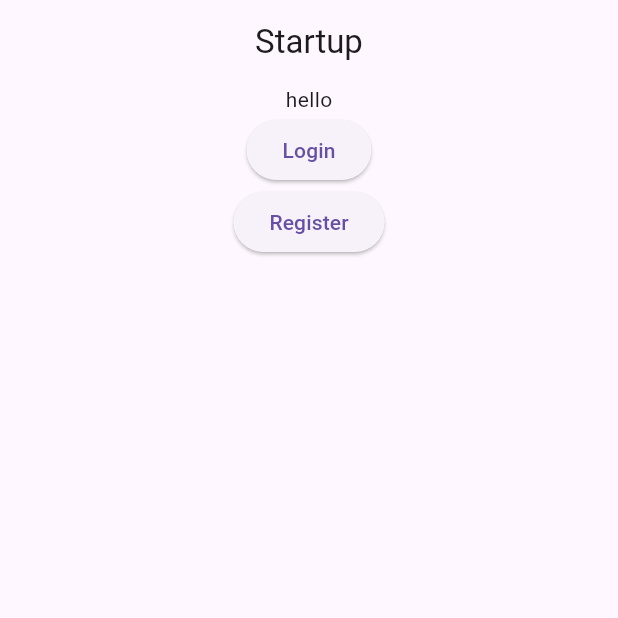
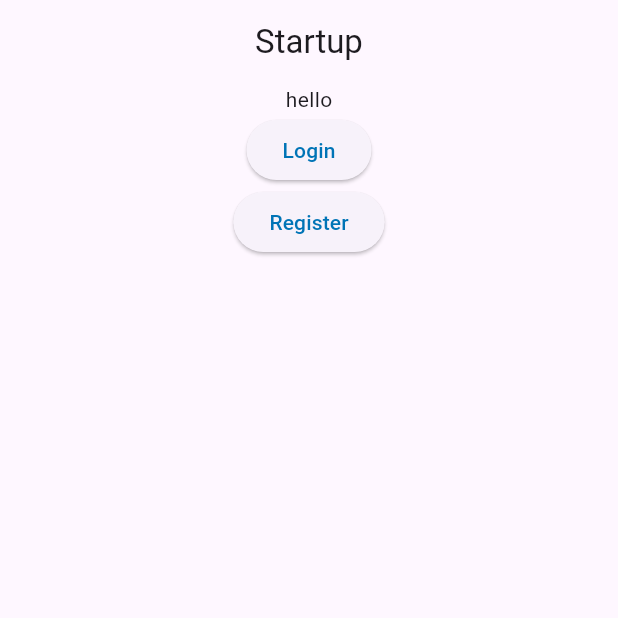
Before and after one commit to danielholzwarth/flexus, a Flutter app: the screen it shows after launch, on a phone screen of 412 x 824 dp, the top half of it. Run offline on Flutter 3.47's test engine with Material 3 defaults, Android fonts, the phone set to English and light mode, and no system bars.

Commit message:
feat: implement user settings and app colors

```diff
--- a/app/lib/main.dart
+++ b/app/lib/main.dart
@@ -1,4 +1,4 @@
-import 'package:app/routes.dart';
+import 'package:app/pages/routes.dart';
 import 'package:flutter/material.dart';
 
 void main() {
--- /dev/null
+++ b/app/lib/resources/app_colors.dart
@@ -0,0 +1,12 @@
+import 'package:app/resources/user_settings.dart';
+import 'package:flutter/services.dart';
+
+class AppColors {
+  static Color get primary => UserAppSettings.isDarkmode ? const Color(0xFF00FF00) : const Color(0xFF0074B6);
+  static Color get primaryV1 => UserAppSettings.isDarkmode ? const Color(0xFF00FF00) : const Color(0x500074B6);
+  static Color get primaryV2 => UserAppSettings.isDarkmode ? const Color(0xFF00FF00) : const Color(0x300074B6);
+  static Color get background => UserAppSettings.isDarkmode ? const Color(0xFF00FF00) : const Color(0xFFFFFFFF);
+  static Color get error => UserAppSettings.isDarkmode ? const Color(0xFF00FF00) : const Color(0xFFB02020);
+  static Color get font => UserAppSettings.isDarkmode ? const Color(0xFF00FF00) : const Color(0xFF000000);
+  static Color get blocked => UserAppSettings.isDarkmode ? const Color(0xFF00FF00) : const Color(0x30FFFFFF);
+}
--- /dev/null
+++ b/app/lib/resources/user_settings.dart
@@ -0,0 +1,5 @@
+class UserAppSettings {
+  static var fontsize = 22;
+  static var isDarkmode = false;
+  static var language = "deutsch";
+}
--- a/app/lib/widgets/flexus_button.dart
+++ b/app/lib/widgets/flexus_button.dart
@@ -1,3 +1,4 @@
+import 'package:app/resources/app_colors.dart';
 import 'package:flutter/material.dart';
 
 class FlexusButton extends StatelessWidget {
@@ -27,7 +28,10 @@ class FlexusButton extends StatelessWidget {
           Navigator.pushNamedAndRemoveUntil(context, route, (route) => false);
         }
       },
-      child: Text(text),
+      child: Text(
+        text,
+        style: TextStyle(color: AppColors.primary),
+      ),
     );
   }
 }
```
Also changed, not shown: app/lib/app_colors.dart (deleted, +0 -14 lines), app/lib/pages/routes.dart (renamed from app/lib/routes.dart).
